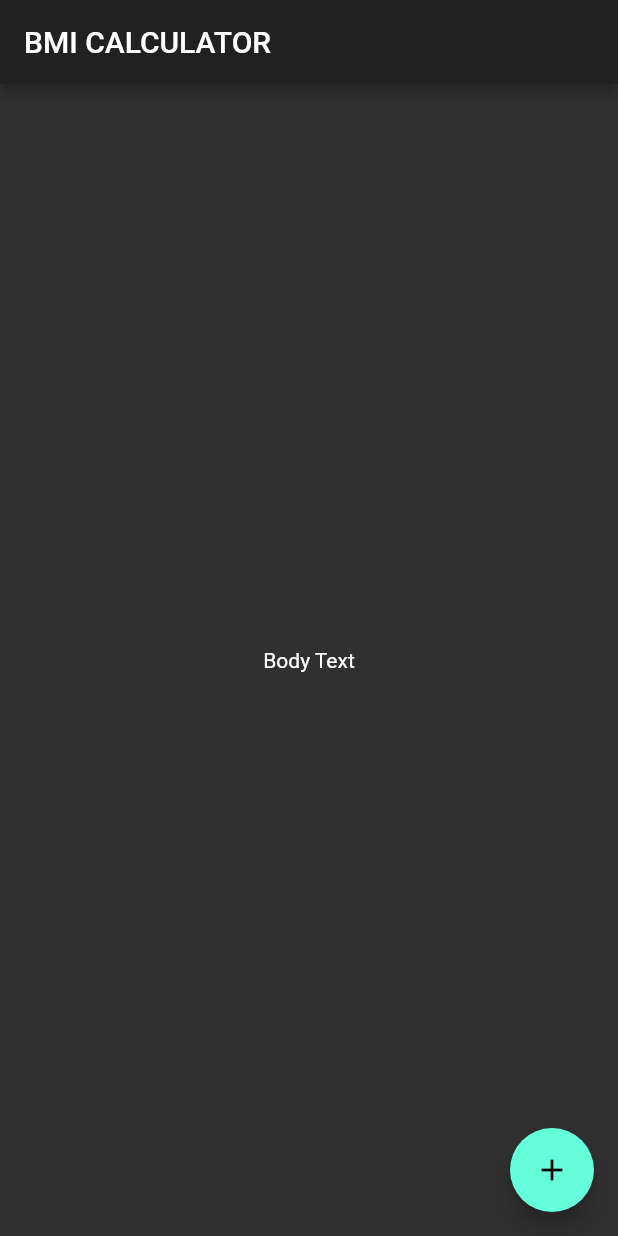
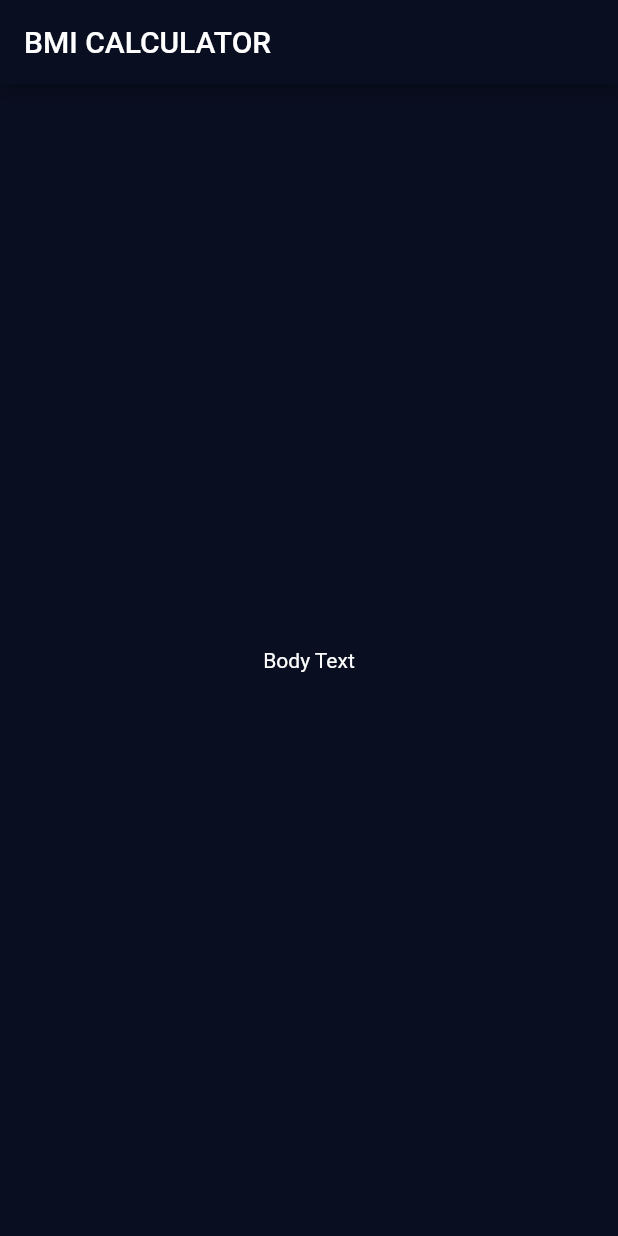
Before and after one commit to yaostyle/flutter_bmi_calculator, a Flutter app: the screen it shows after launch, on a phone screen of 412 x 824 dp. Run offline on Flutter 3.47's test engine with Material 2 defaults, Android fonts, the phone set to English and light mode, and no system bars.

Commit message:
Congfig theme settings

```diff
--- /dev/null
+++ b/lib/input_page.dart
@@ -0,0 +1,20 @@
+import 'package:flutter/material.dart';
+
+class InputPage extends StatefulWidget {
+  @override
+  _InputPageState createState() => _InputPageState();
+}
+
+class _InputPageState extends State<InputPage> {
+  @override
+  Widget build(BuildContext context) {
+    return Scaffold(
+      appBar: AppBar(
+        title: Text('BMI CALCULATOR'),
+      ),
+      body: Center(
+        child: Text('Body Text'),
+      ),
+    );
+  }
+}
--- a/lib/main.dart
+++ b/lib/main.dart
@@ -1,4 +1,5 @@
 import 'package:flutter/material.dart';
+import 'input_page.dart';
 
 void main() {
   runApp(BMICalculator());
@@ -8,30 +9,11 @@ class BMICalculator extends StatelessWidget {
   @override
   Widget build(BuildContext context) {
     return MaterialApp(
-      theme: ThemeData.dark(),
+      theme: ThemeData.dark().copyWith(
+        primaryColor: Color(0xFF0A0E21),
+        scaffoldBackgroundColor: Color(0xFF0A0E21),
+      ),
       home: InputPage(),
     );
   }
 }
-
-class InputPage extends StatefulWidget {
-  @override
-  _InputPageState createState() => _InputPageState();
-}
-
-class _InputPageState extends State<InputPage> {
-  @override
-  Widget build(BuildContext context) {
-    return Scaffold(
-      appBar: AppBar(
-        title: Text('BMI CALCULATOR'),
-      ),
-      body: Center(
-        child: Text('Body Text'),
-      ),
-      floatingActionButton: FloatingActionButton(
-        child: Icon(Icons.add),
-      ),
-    );
-  }
-}
```
